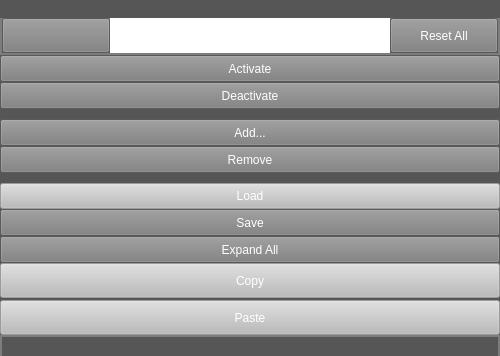
teknologisk-institut/rqt_pattern_manager, file resource/pattern_manager_widget.ui: the form before one commit; both pictures show x 0 to 500 and y 0 to 356 of the 500 by 750 pixel window.
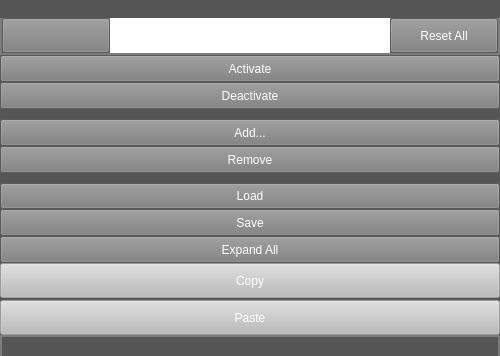
The form after the commit. Icons and pictures are not drawn.

Commit message: customized widget styles | added disable line_edits function for patterns which can be constructed from different params | ref_frame auto set to parent frame | name and ref_frame params are now required

What changed in the file:
```diff
--- a/resource/pattern_manager_widget.ui
+++ b/resource/pattern_manager_widget.ui
@@ -513,7 +513,7 @@
       <item>
        <widget class="QPushButton" name="loadButton">
         <property name="enabled">
-         <bool>false</bool>
+         <bool>true</bool>
         </property>
         <property name="text">
          <string>Load</string>
```
The commit also changes 6 other files.
